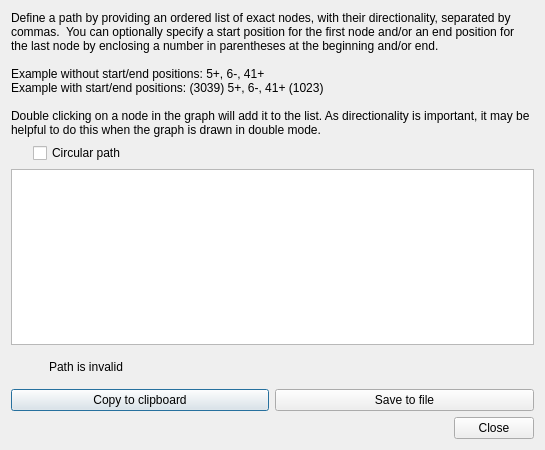
rrwick/Bandage, file ui/pathspecifydialog.ui: the form before one commit.
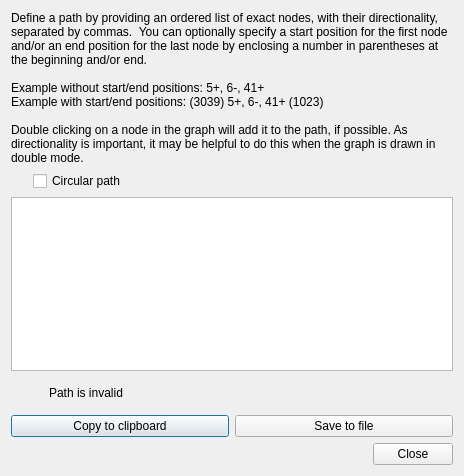
The form after the commit. Icons and pictures are not drawn. Custom widgets are drawn as their Qt base class.

Commit message: Fix bug in path creation

Diff of the .ui file:
```diff
--- a/ui/pathspecifydialog.ui
+++ b/ui/pathspecifydialog.ui
@@ -6,8 +6,8 @@
    <rect>
     <x>0</x>
     <y>0</y>
-    <width>545</width>
-    <height>450</height>
+    <width>464</width>
+    <height>476</height>
    </rect>
   </property>
   <property name="windowTitle">
@@ -22,7 +22,7 @@
 Example without start/end positions: 5+, 6-, 41+
 Example with start/end positions: (3039) 5+, 6-, 41+ (1023)
 
-Double clicking on a node in the graph will add it to the list. As directionality is important, it may be helpful to do this when the graph is drawn in double mode.</string>
+Double clicking on a node in the graph will add it to the path, if possible. As directionality is important, it may be helpful to do this when the graph is drawn in double mode.</string>
      </property>
      <property name="wordWrap">
       <bool>true</bool>
```
The commit also changes 3 other files.
